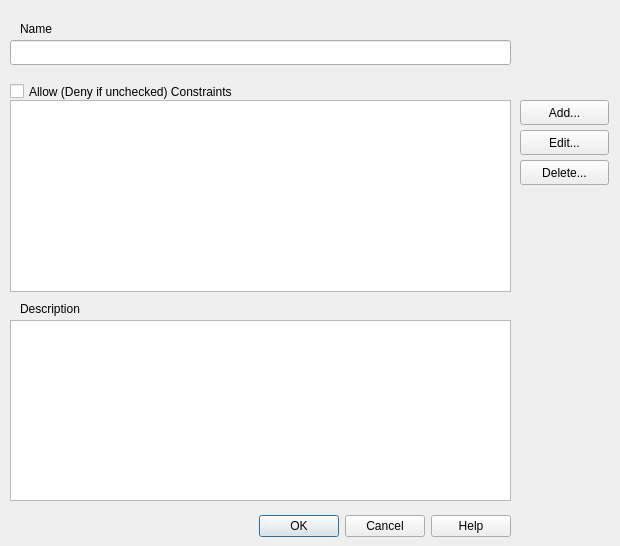
First picture: the form in src/cdlgeditsessionfilter.ui, repository grodansparadis/vscp-works-qt, before the edit.
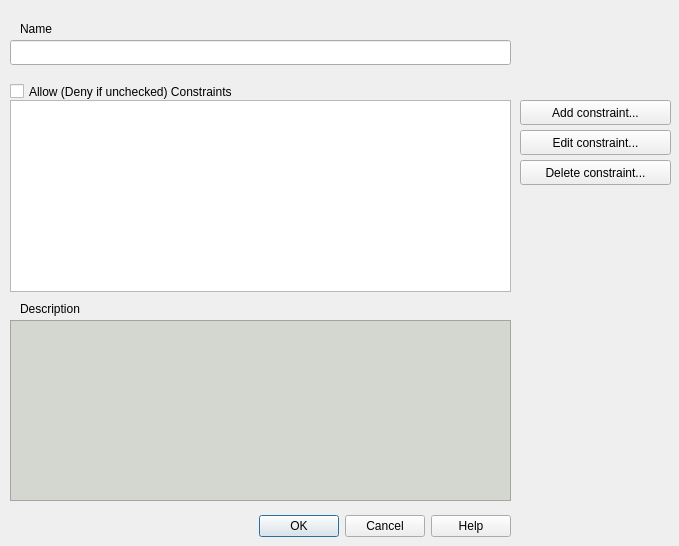
Second picture: the form after the edit. Icons and pictures are not drawn.

Commit message: guid select constraint added

The edit to the form file:
```diff
--- a/src/cdlgeditsessionfilter.ui
+++ b/src/cdlgeditsessionfilter.ui
@@ -6,7 +6,7 @@
    <rect>
     <x>0</x>
     <y>0</y>
-    <width>620</width>
+    <width>679</width>
     <height>546</height>
    </rect>
   </property>
@@ -54,12 +54,12 @@
     <rect>
      <x>520</x>
      <y>100</y>
-     <width>89</width>
+     <width>151</width>
      <height>25</height>
     </rect>
    </property>
    <property name="text">
-    <string>Add...</string>
+    <string>Add constraint...</string>
    </property>
   </widget>
   <widget class="QPushButton" name="btnEditAllowConstraint">
@@ -67,12 +67,12 @@
     <rect>
      <x>520</x>
      <y>130</y>
-     <width>89</width>
+     <width>151</width>
      <height>25</height>
     </rect>
    </property>
    <property name="text">
-    <string>Edit...</string>
+    <string>Edit constraint...</string>
    </property>
   </widget>
   <widget class="QPushButton" name="btnDeleteAllowConstraint">
@@ -80,12 +80,12 @@
     <rect>
      <x>520</x>
      <y>160</y>
-     <width>89</width>
+     <width>151</width>
      <height>25</height>
     </rect>
    </property>
    <property name="text">
-    <string>Delete...</string>
+    <string>Delete constraint...</string>
    </property>
   </widget>
   <widget class="QCheckBox" name="chkAllow">
@@ -139,6 +139,9 @@
    <property name="toolTip">
     <string>Full description for event</string>
    </property>
+   <property name="styleSheet">
+    <string notr="true">background-color: rgb(211, 215, 207);</string>
+   </property>
   </widget>
   <widget class="QLabel" name="label_2">
    <property name="geometry">
```
Left out of the diff: 16 changed lines with no effect on the pictures. The commit also changes 13 other files.
